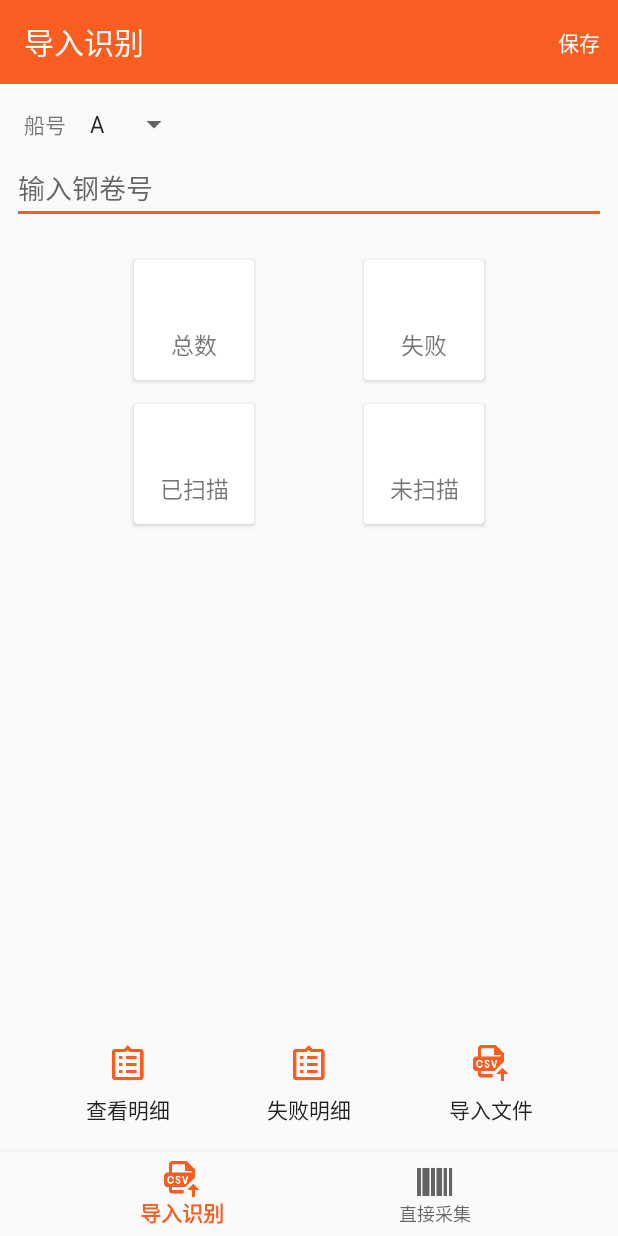
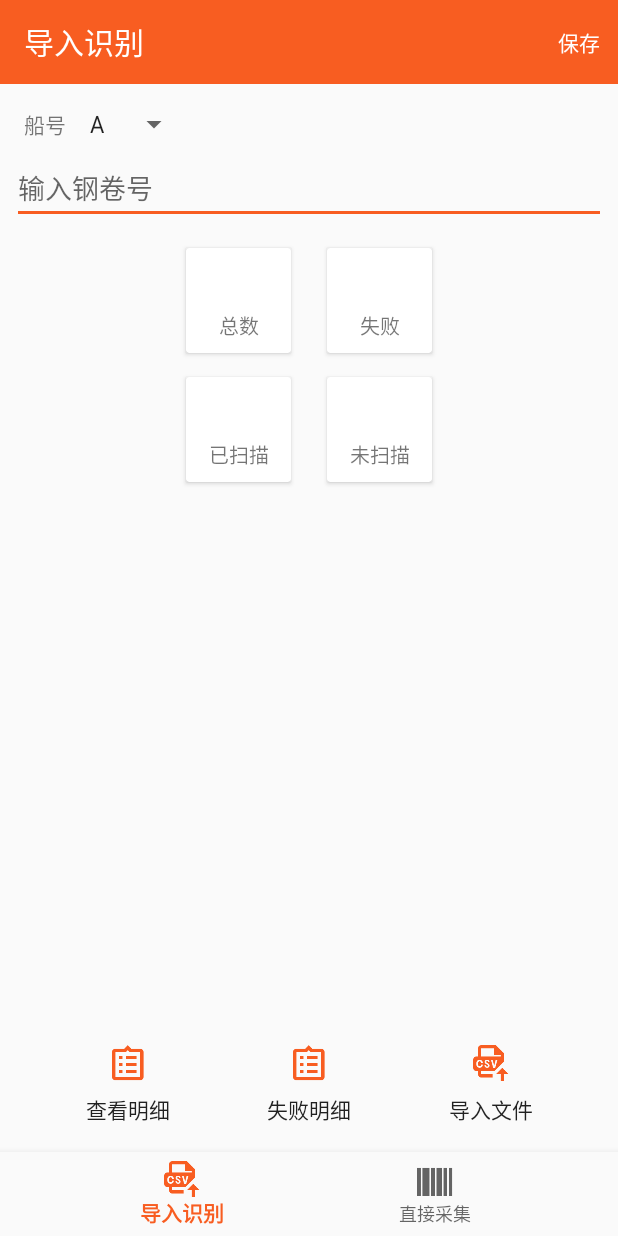
Before and after one commit to kalavinka223/barcode-android, an Android app: the screen it shows after launch (MainActivity), on a phone screen of 412 x 824 dp. Run offline under Robolectric (Android 15) with nearby library versions, the phone set to English and light mode, and no system bars; our stand-ins replace Room's generated code, RxJava, data binding, navigation-ui; libraries missing offline, so code that uses them is left out: es.dmoral.toasty; 8 statements that could not run were skipped.

Commit message:
update barcode import

```diff
--- a/app/src/main/res/layout/fragment_barcode_import.xml
+++ b/app/src/main/res/layout/fragment_barcode_import.xml
@@ -1,6 +1,5 @@
 <?xml version="1.0" encoding="utf-8"?>
-<layout xmlns:tools="http://schemas.android.com/tools"
-    xmlns:android="http://schemas.android.com/apk/res/android"
+<layout xmlns:android="http://schemas.android.com/apk/res/android"
     xmlns:app="http://schemas.android.com/apk/res-auto">
 
     <data>
@@ -53,12 +52,13 @@
 
         <com.powerdata.barcode.ui.component.TitledCardView
             android:id="@+id/total_count_view"
-            android:layout_width="80dp"
-            android:layout_height="80dp"
+            android:layout_width="70dp"
+            android:layout_height="70dp"
             android:layout_marginStart="8dp"
-            android:layout_marginTop="24dp"
+            android:layout_marginTop="16dp"
             app:layout_constraintEnd_toStartOf="@+id/error_count_view"
             app:layout_constraintHorizontal_bias="0.5"
+            app:layout_constraintHorizontal_chainStyle="packed"
             app:layout_constraintStart_toStartOf="parent"
             app:layout_constraintTop_toBottomOf="@+id/barcode_edit_text"
             app:subtitle="总数"
@@ -66,8 +66,8 @@
 
         <com.powerdata.barcode.ui.component.TitledCardView
             android:id="@+id/scanned_count_view"
-            android:layout_width="80dp"
-            android:layout_height="80dp"
+            android:layout_width="70dp"
+            android:layout_height="70dp"
             android:layout_marginTop="16dp"
             app:layout_constraintEnd_toEndOf="@+id/total_count_view"
             app:layout_constraintStart_toStartOf="@+id/total_count_view"
@@ -77,8 +77,8 @@
 
         <com.powerdata.barcode.ui.component.TitledCardView
             android:id="@+id/not_scanned_count_view"
-            android:layout_width="80dp"
-            android:layout_height="80dp"
+            android:layout_width="70dp"
+            android:layout_height="70dp"
             android:layout_marginTop="16dp"
             app:layout_constraintEnd_toEndOf="@+id/error_count_view"
             app:layout_constraintStart_toStartOf="@+id/error_count_view"
@@ -88,12 +88,14 @@
 
         <com.powerdata.barcode.ui.component.TitledCardView
             android:id="@+id/error_count_view"
-            android:layout_width="80dp"
-            android:layout_height="80dp"
+            android:layout_width="70dp"
+            android:layout_height="70dp"
+            android:layout_marginStart="24dp"
             android:layout_marginEnd="8dp"
             app:layout_constraintBottom_toBottomOf="@+id/total_count_view"
             app:layout_constraintEnd_toEndOf="parent"
             app:layout_constraintHorizontal_bias="0.5"
+            app:layout_constraintHorizontal_chainStyle="packed"
             app:layout_constraintStart_toEndOf="@+id/total_count_view"
             app:layout_constraintTop_toTopOf="@+id/total_count_view"
             app:subtitle="失败"
--- a/app/src/main/res/layout/view_titled_card.xml
+++ b/app/src/main/res/layout/view_titled_card.xml
@@ -29,7 +29,7 @@
             android:id="@+id/subtitle_text_view"
             android:layout_width="wrap_content"
             android:layout_height="wrap_content"
-            android:textSize="15sp"
+            android:textSize="13sp"
             app:layout_constraintBottom_toBottomOf="parent"
             app:layout_constraintEnd_toEndOf="parent"
             app:layout_constraintHorizontal_bias="0.5"
```
